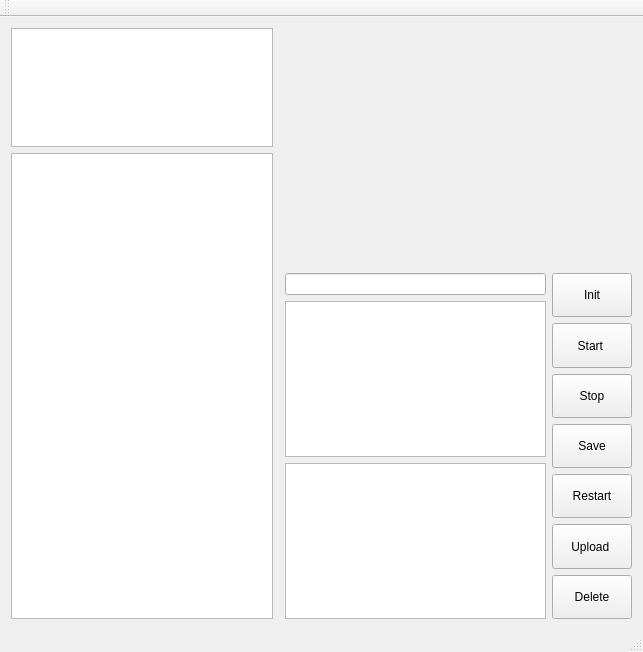
The window that gui/mainwindow.ui (aws-deepracer-community/deepracer-for-cloud) describes before a commit, drawn with Qt 5.
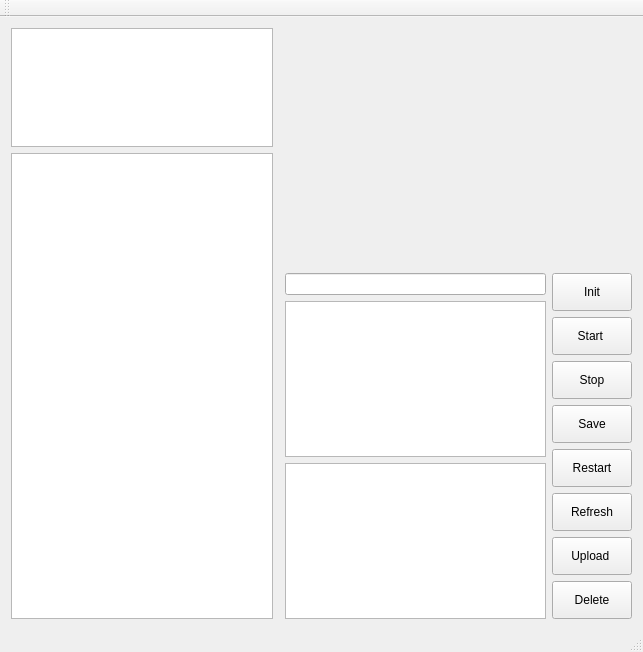
The same window after the commit. Custom widgets are drawn as their Qt base class.

What changed in the file:
```diff
--- a/gui/mainwindow.ui
+++ b/gui/mainwindow.ui
@@ -88,6 +88,19 @@
         </property>
        </widget>
       </item>
+      <item>
+       <widget class="QPushButton" name="refresh_button">
+        <property name="sizePolicy">
+         <sizepolicy hsizetype="Preferred" vsizetype="Preferred">
+          <horstretch>0</horstretch>
+          <verstretch>0</verstretch>
+         </sizepolicy>
+        </property>
+        <property name="text">
+         <string>Refresh</string>
+        </property>
+       </widget>
+      </item>
       <item>
        <widget class="QPushButton" name="uploadbutton">
         <property name="sizePolicy">
```
